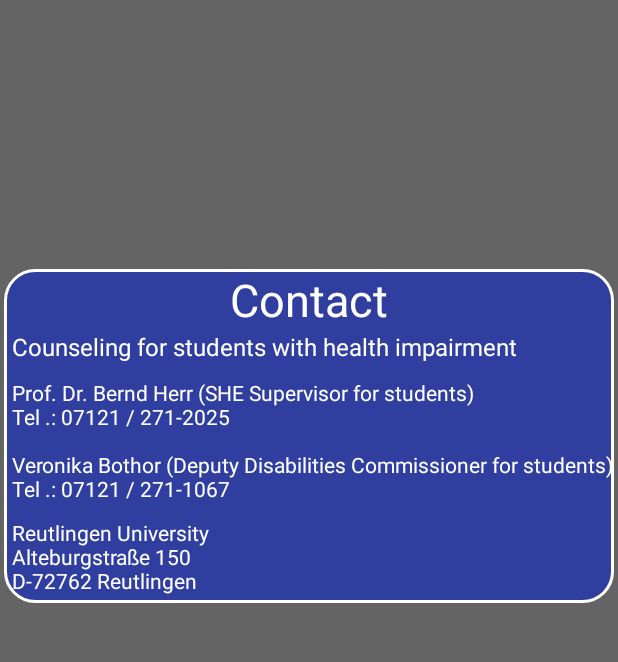
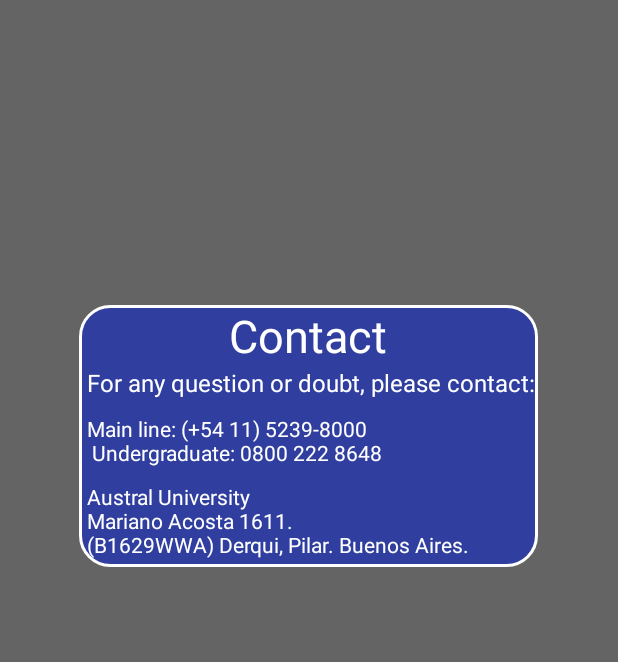
Before and after one commit to lramosoromi/WheelchairMap, an Android app: the MapsActivity screen opened directly, with no data from a screen before it, in the options menu, after a tap on "Contact", on a phone screen of 412 x 824 dp, the part 182-844 px from its top. Run offline under Robolectric (Android 15) with nearby library versions, the phone set to English and light mode, and no system bars; 7 statements that could not run were skipped.

Commit message:
Locacion Austral agregada con toda la misma funcionalidad q la de Reutlingen (falta mejorar los mapas)

```diff
--- a/wheelchairMap/src/main/java/com/rolithunderbird/wheelchairmap/javaClasses/CustomDialog.java
+++ b/wheelchairMap/src/main/java/com/rolithunderbird/wheelchairmap/javaClasses/CustomDialog.java
@@ -251,6 +251,20 @@
         else if (dialogType == Constants.DIALOG_TYPE.CONTACT_INFO){
             //If type contact info, show its layout
             setContentView(R.layout.dialog_map_contact_layout);
+            TextView contactResponsibility = (TextView) findViewById (R.id.dialog_contact_responsibility);
+            TextView contactMessage = (TextView) findViewById (R.id.dialog_contact_message);
+            TextView contactPlace = (TextView) findViewById (R.id.dialog_contact_place);
+
+            if (locationSelected.equals(Constants.AVAILABLE_LOCATIONS[0])) {
+                contactResponsibility.setText(R.string.dialog_contact_reutlingen_responsibility);
+                contactMessage.setText(R.string.dialog_contact_reutlingen_message);
+                contactPlace.setText(R.string.dialog_contact_reutlingen_place);
+            }
+            else {
+                contactResponsibility.setText(R.string.dialog_contact_austral_responsibility);
+                contactMessage.setText(R.string.dialog_contact_austral_message);
+                contactPlace.setText(R.string.dialog_contact_austral_place);
+            }
         }
         else {
             //If type blueprint info, show its layout and set its title
--- a/wheelchairMap/src/main/res/layout/dialog_map_contact_layout.xml
+++ b/wheelchairMap/src/main/res/layout/dialog_map_contact_layout.xml
@@ -23,7 +23,6 @@
         android:layout_marginEnd="2dp"
         android:layout_marginStart="5dp"
         android:layout_marginBottom="10dp"
-        android:text="@string/dialog_contact_responsibility"
         android:textColor="@android:color/white"
         android:textSize="16sp" />
 
@@ -32,7 +31,6 @@
         android:layout_width="wrap_content"
         android:layout_height="wrap_content"
         android:layout_marginStart="5dp"
-        android:text="@string/dialog_contact_message"
         android:textColor="@android:color/white"
         android:textSize="14sp" />
 
@@ -43,7 +41,6 @@
         android:layout_marginStart="5dp"
         android:layout_marginTop="10dp"
         android:layout_marginBottom="5dp"
-        android:text="@string/dialog_contact_place"
         android:textColor="@android:color/white"
         android:textSize="14sp" />
 
--- a/wheelchairMap/src/main/res/values/strings.xml
+++ b/wheelchairMap/src/main/res/values/strings.xml
@@ -141,13 +141,23 @@
 
     <!--    Dialog Contact  -->
     <string name="dialog_contact_title">Contact</string>
-    <string name="dialog_contact_responsibility">Counseling for students with health impairment</string>
-    <string name="dialog_contact_message">
+    <!--    Reutlingen Data -->
+    <string name="dialog_contact_reutlingen_responsibility">Counseling for students with health impairment</string>
+    <string name="dialog_contact_reutlingen_message">
         Prof. Dr. Bernd Herr (SHE Supervisor for students)\nTel .: 07121 / 271-2025\n\nVeronika
         Bothor (Deputy Disabilities Commissioner for students)\nTel .: 07121 / 271-1067
     </string>
-    <string name="dialog_contact_place">
+    <string name="dialog_contact_reutlingen_place">
         Reutlingen University\nAlteburgstraße 150\nD-72762 Reutlingen
+    </string>
+    <!--    Austral Data    -->
+    <string name="dialog_contact_austral_responsibility">For any question or doubt, please contact:</string>
+    <string name="dialog_contact_austral_message">
+        Main line: (+54 11) 5239-8000\n
+        Undergraduate: 0800 222 8648
+    </string>
+    <string name="dialog_contact_austral_place">
+        Austral University\nMariano Acosta 1611.\n(B1629WWA) Derqui, Pilar. Buenos Aires.
     </string>
 
     <!--    Dialog Blueprint  -->
```
